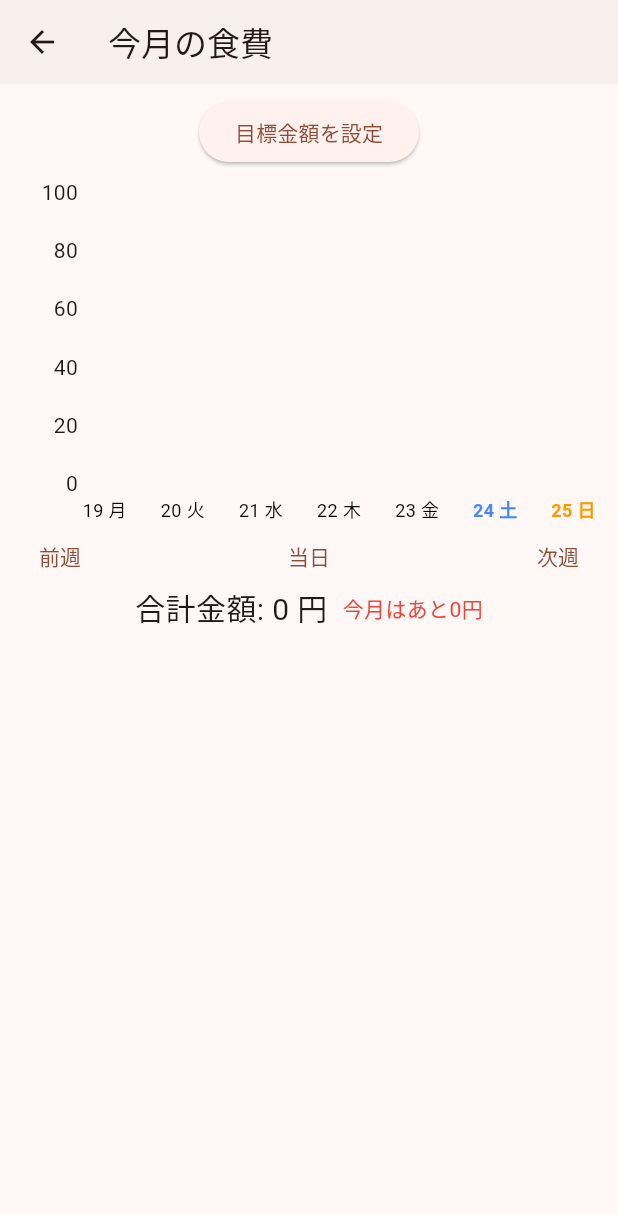
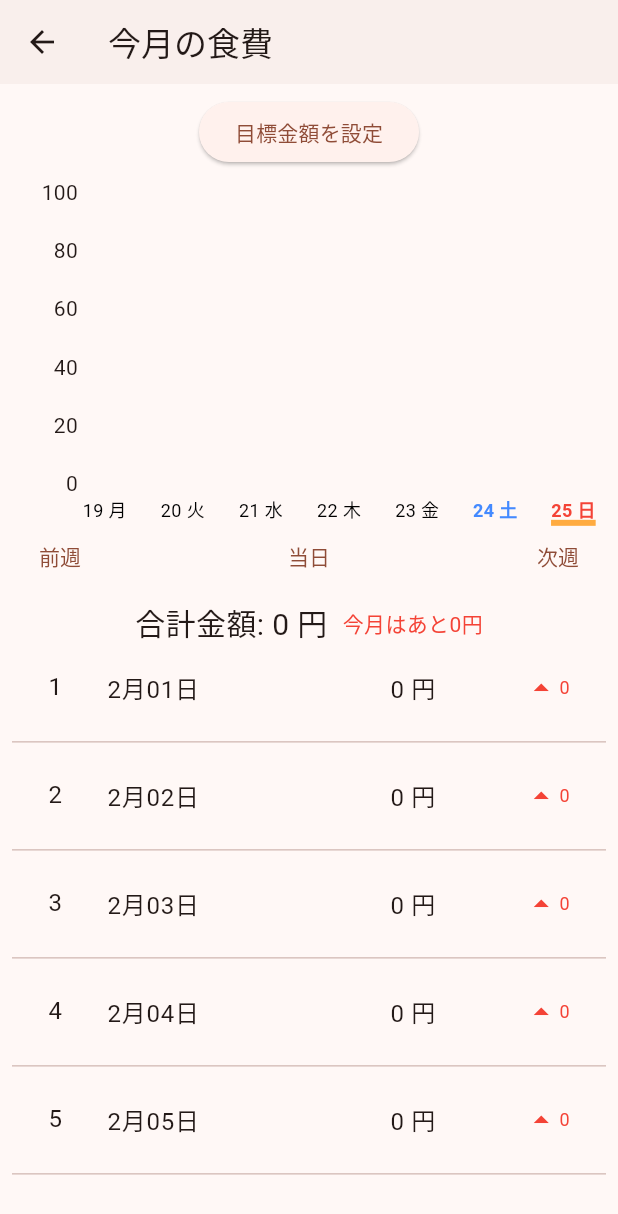
Before and after one commit to takumi3110/foodcostcalculator, a Flutter app: the CostPageTrial screen opened directly, on a phone screen of 412 x 824 dp. Shown: the top 1214 px of the screen. Run offline on Flutter 3.47's test engine with Material 3 defaults, Android fonts, the phone set to English and light mode, and no system bars; drawn by our look-alikes of fl_chart; our stand-ins replace cloud_firestore, firebase_auth, firebase_core, firebase_storage, image_picker, loading_animation_widget and 1 more; accounts and stored records are empty; network calls fail.

Commit message:
update: ranking表示

```diff
--- a/lib/utils/widget_utils.dart
+++ b/lib/utils/widget_utils.dart
@@ -1,6 +1,7 @@
 import 'package:flutter/cupertino.dart';
 import 'package:flutter/material.dart';
 import 'package:foodcost/model/account.dart';
+import 'package:foodcost/model/menu.dart';
 import 'package:foodcost/utils/authentication.dart';
 import 'package:foodcost/view/account/account_page.dart';
 import 'package:foodcost/view/calendar/calendar_page.dart';
@@ -127,7 +128,7 @@ class WidgetUtils {
     );
   }
 
-  static Stack loadingStack(isLoading) {
+  static Stack loadingStack(bool isLoading) {
     return Stack(
       children: [
         if (isLoading)
@@ -143,34 +144,19 @@ class WidgetUtils {
     );
   }
 
-  static SingleChildScrollView menuListTile(menus, allTotalAmount) {
+  static ListView menuListTile(List<Menu> menus) {
     final formatter = NumberFormat('#,###');
 
-    return SingleChildScrollView(
-      child: Column(
-        mainAxisAlignment: MainAxisAlignment.start,
-        children: [
-          if (allTotalAmount != null)
-          Container(
-            alignment: Alignment.centerRight,
-            padding: const EdgeInsets.symmetric(horizontal: 5.0),
-            child: Text(
-              '合計金額: ${formatter.format(allTotalAmount)} 円',
-              style: const TextStyle(fontSize: 18.0),
-            ),
-          ),
-          Padding(
-            padding: const EdgeInsets.symmetric(horizontal: 20.0),
-            child: Column(
-              children: [
-                ListView.builder(
+    return ListView.builder(
         shrinkWrap: true,
         itemCount: menus.length,
         itemBuilder: (context, index) {
           // Map<String, dynamic> data = snapshot.data!.docs[index].data() as Map<String, dynamic>;
           return Column(
             children: [
-                          ListTile(
+              Padding(
+                padding: const EdgeInsets.symmetric(horizontal: 8.0),
+                child: ListTile(
                   onTap: () {},
                   title: Row(
                     mainAxisAlignment: MainAxisAlignment.spaceBetween,
@@ -180,23 +166,12 @@ class WidgetUtils {
                     ],
                   ),
                 ),
+              ),
               // if (index == getMenus.length) const Divider()
               const Divider(),
             ],
           );
-                    }),
-                if (allTotalAmount == null && menus.length > 6)
-                  Container(
-                      alignment: Alignment.centerRight,
-                      child: const Text('and more...')
-                  )
-
-              ],
-            ),
-          ),
-        ],
-      ),
-    );
+        });
   }
 
 }
--- a/lib/view/account/account_page.dart
+++ b/lib/view/account/account_page.dart
@@ -128,7 +128,7 @@ class _AccountPageState extends State<AccountPage> {
                             getMenus.add(getMenu);
                           }
 
-                          return WidgetUtils.menuListTile(getMenus, null);
+                          return WidgetUtils.menuListTile(getMenus);
                         } else {
                           return Container();
                         }
--- a/lib/view/calendar/calendar_page.dart
+++ b/lib/view/calendar/calendar_page.dart
@@ -10,7 +10,8 @@ import 'package:foodcost/utils/widget_utils.dart';
 import 'package:foodcost/utils/calendar_utils.dart';
 
 class CalendarPage extends StatefulWidget {
-  const CalendarPage({super.key});
+  final DateTime? selectedDay;
+  const CalendarPage({super.key, this.selectedDay});
 
   @override
   State<CalendarPage> createState() => _CalendarPageState();
@@ -30,7 +31,11 @@ class _CalendarPageState extends State<CalendarPage> {
   @override
   void initState() {
     super.initState();
-    _selectedDay = _focusedDay;
+    if (widget.selectedDay != null) {
+      _selectedDay = widget.selectedDay;
+    } else {
+      _selectedDay = _focusedDay;
+    }
     _selectedEvents = ValueNotifier(_getEventsForDay(_selectedDay!));
   }
 
@@ -189,7 +194,21 @@ class _CalendarPageState extends State<CalendarPage> {
                                     allTotalAmount += data['total_amount'];
                                   }
                                 }
-                                return WidgetUtils.menuListTile(getMenus, allTotalAmount);
+                                // return WidgetUtils.menuListTile(getMenus, allTotalAmount);
+                                return Column(
+                                  mainAxisAlignment: MainAxisAlignment.start,
+                                  children: [
+                                    Container(
+                                      alignment: Alignment.centerRight,
+                                      padding: const EdgeInsets.symmetric(horizontal: 5.0),
+                                      child: Text(
+                                        '合計金額: ${formatter.format(allTotalAmount)} 円',
+                                        style: const TextStyle(fontSize: 18.0),
+                                      ),
+                                    ),
+                                    WidgetUtils.menuListTile(getMenus)
+                                  ],
+                                );
                               } else {
                                 return Container();
                               }
--- a/lib/view/cost/cost_page.dart
+++ b/lib/view/cost/cost_page.dart
@@ -10,7 +10,7 @@ import 'package:foodcost/utils/calendar_utils.dart';
 import 'package:foodcost/utils/chart_utils.dart';
 import 'package:foodcost/utils/firestore/menus.dart';
 import 'package:foodcost/utils/firestore/target.dart';
-import 'package:foodcost/utils/widget_utils.dart';
+import 'package:foodcost/view/calendar/calendar_page.dart';
 import 'package:intl/intl.dart';
 
 class CostPageTrial extends StatefulWidget {
@@ -22,7 +22,8 @@ class CostPageTrial extends StatefulWidget {
 
 class _CostPageTrialState extends State<CostPageTrial> {
   Account myAccount = Authentication.myAccount!;
-  List menus = [];
+  List<Menu> menus = [];
+  List<Map<String, dynamic>> menuRankings = [];
 
   // グラフの色
   List<Color> gradientColors = [
@@ -47,7 +48,10 @@ class _CostPageTrialState extends State<CostPageTrial> {
   num maxDayAmount = 0;
 
   // 金額の桁区切り
-  final formatter = NumberFormat('#,###');
+  final numberFormatter = NumberFormat('#,###');
+
+  // 日付のフォーマット
+  final dateFormatter = DateFormat('M月dd日');
 
   void createDayList(int startDay) {
     // 引数dayが0より小さい時は1
@@ -101,6 +105,8 @@ class _CostPageTrialState extends State<CostPageTrial> {
       setState(() {
         List<num> amounts = [];
         menus = results;
+        // List<Map<String, dynamic>> rankings = [];
+        // Map<String, int> ranking = {};
         // 当日がある1週間を取得
         // final weekDay = kToday.weekday;
         // final monday = kToday.add(Duration(days: int.parse('-$weekDay') + 1));
@@ -114,11 +120,19 @@ class _CostPageTrialState extends State<CostPageTrial> {
             totalAmount += menu.totalAmount as num;
             allTotalAmount += menu.totalAmount as int;
           });
+          // rankingを作成
+          menuRankings.add({
+            'dateTime': DateTime(kToday.year, kToday.month, i),
+            'totalAmount': totalAmount,
+          });
           // 日毎の合計金額をリストへ
           amounts.add(totalAmount);
         }
         // リスト化した日毎の合計金額を大きい順にソート
         amounts.sort((a, b) => b.compareTo(a));
+        // rankingを金額順にソート
+        menuRankings.sort((a, b) => b['totalAmount'].compareTo(a['totalAmount']));
+
         // 最大の金額を設定
         maxDayAmount = amounts[0];
       });
@@ -221,7 +235,7 @@ class _CostPageTrialState extends State<CostPageTrial> {
       ),
       body: SafeArea(
         child: Padding(
-          padding: const EdgeInsets.all(8.0),
+          padding: const EdgeInsets.only(top: 8.0, left: 8.0, right: 8.0, bottom: 40.0),
           child: SingleChildScrollView(
             child: Column(
               crossAxisAlignment: CrossAxisAlignment.center,
@@ -336,7 +350,11 @@ class _CostPageTrialState extends State<CostPageTrial> {
                             },
                             child: const Text('前週')),
                       ),
-                    if (weekStartDay <= 0) const SizedBox(height: 40, width: 60,),
+                    if (weekStartDay <= 0)
+                      const SizedBox(
+                        height: 40,
+                        width: 60,
+                      ),
                     SizedBox(
                       // width: 90,
                       height: 40,
@@ -365,13 +383,17 @@ class _CostPageTrialState extends State<CostPageTrial> {
                                   });
                                 }
                               },
-                              child: const Text('次週'))
+                              child: const Text('次週'))),
+                    if (weekStartDay + 7 >= currentMonthLastDay)
+                      const SizedBox(
+                        height: 40,
+                        width: 60,
                       ),
-                    if (weekStartDay + 7 >= currentMonthLastDay)
-                      const SizedBox(height: 40, width: 60,),
                   ],
                 ),
-                Column(
+                Padding(
+                  padding: const EdgeInsets.only(top: 10.0),
+                  child: Column(
                     children: [
                       Container(
                         alignment: Alignment.center,
@@ -380,24 +402,90 @@ class _CostPageTrialState extends State<CostPageTrial> {
                           mainAxisAlignment: MainAxisAlignment.center,
                           children: [
                             Text(
-                            '合計金額: ${formatter.format(allTotalAmount)} 円',
+                              '合計金額: ${numberFormatter.format(allTotalAmount)} 円',
                               style: const TextStyle(fontSize: 20.0),
                             ),
                             const SizedBox(
                               width: 10.0,
                             ),
                             Text(
-                            '今月はあと${formatter.format(targetMonthAmount - allTotalAmount)}円',
+                              '今月はあと${numberFormatter.format(targetMonthAmount - allTotalAmount)}円',
                               style: const TextStyle(color: Colors.red),
                             )
                           ],
                         ),
                       ),
-                    // TODO:メニューいるかな？
                       // 金額高い日付順にリスト欲しいかも
+                      ListView.builder(
+                          shrinkWrap: true,
+                          itemCount: menuRankings.length > 6 ? 5 : menuRankings.length,
+                          itemBuilder: (context, index) {
+                            final dateTime = menuRankings[index]['dateTime'];
+                            final totalAmount = menuRankings[index]['totalAmount'];
+                            final isOver = totalAmount >= targetDayAmount;
+                            return Column(
+                              children: [
+                                Padding(
+                                  padding: const EdgeInsets.only(left: 8.0),
+                                  child: ListTile(
+                                    onTap: () {
+                                      Navigator.push(
+                                          context,
+                                          MaterialPageRoute(
+                                              builder: (context) => CalendarPage(
+                                                    selectedDay: dateTime,
+                                                  )));
+                                    },
+                                    title: Row(
+                                      mainAxisAlignment: MainAxisAlignment.spaceBetween,
+                                      children: [
+                                        Row(
+                                          // mainAxisAlignment: MainAxisAlignment.spaceBetween,
+                                          children: [
+                                            Text((index + 1).toString()),
+                                            const SizedBox(
+                                              width: 30,
+                                            ),
+                                            Text(dateFormatter.format(dateTime)),
+                                          ],
+                                        ),
                                         SizedBox(
-                        height: MediaQuery.sizeOf(context).height * 0.4, child: WidgetUtils.menuListTile(menus, null)),
+                                          width: 120,
+                                          child: Row(
+                                            mainAxisAlignment: MainAxisAlignment.spaceBetween,
+                                            children: [
+                                              Text('${numberFormatter.format(totalAmount)} 円'),
+                                              // const SizedBox(width: 10,),
+                                              Row(
+                                                mainAxisAlignment: MainAxisAlignment.end,
+                                                children: [
+                                                  Icon(
+                                                    isOver ? Icons.arrow_drop_up : Icons.arrow_drop_down,
+                                                    color: isOver ? Colors.red : Colors.blue,
+                                                  ),
+                                                  Text(
+                                                    numberFormatter.format(totalAmount - targetDayAmount),
+                                                    style: TextStyle(
+                                                      fontSize: 12,
+                                                      color: isOver ? Colors.red : Colors.blue,
+                                                    ),
+                                                  )
                                                 ],
+                                              ),
+                                              // Text('${formatter.format(menuRankings[index]['diffAmount'])}')
+                                            ],
+                                          ),
+                                        ),
+                                      ],
+                                    ),
+                                  ),
+                                ),
+                                const Divider(),
+                              ],
+                            );
+                          })
+                    ],
+                  ),
                 )
               ],
             ),
@@ -410,14 +498,25 @@ class _CostPageTrialState extends State<CostPageTrial> {
   List<BarChartGroupData> getData(double barsWidth, double barsSpace) {
     List<BarChartGroupData> barGroups = [];
     for (var date in dateList) {
-      final filterMenus = menus.where((menu) => menu.createdTime.toDate().day == date.day).toList();
+      final filterMenus =
+          menus.where((menu) => menu.createdTime != null && menu.createdTime!.toDate().day == date.day).toList();
       double dayAmount = 0;
       for (var menu in filterMenus) {
-        dayAmount += menu.totalAmount;
+        if (menu.totalAmount != null) {
+          dayAmount += menu.totalAmount!.toInt();
         }
-      BarChartRodData barRod;
+      }
+      List<BarChartRodStackItem> rodStackItems = [];
       if (targetDayAmount <= dayAmount) {
-        barRod = BarChartRodData(
+        // 1日の目標金額から1日の金額まで
+        rodStackItems.add(BarChartRodStackItem(targetDayAmount, dayAmount, AppColors.contentColorRed));
+      }
+
+      barGroups.add(BarChartGroupData(
+        x: date.day,
+        barsSpace: barsSpace,
+        barRods: [
+          BarChartRodData(
               // 1日の金額
               toY: dayAmount,
               // gradient: LinearGradient(
@@ -425,28 +524,9 @@ class _CostPageTrialState extends State<CostPageTrial> {
               // ),
               color: AppColors.contentColorCyan,
               width: barsWidth,
-            rodStackItems: [
-              // 1日の目標金額から1日の金額まで
-              BarChartRodStackItem(targetDayAmount, dayAmount, AppColors.contentColorRed)
-              // BarChartRodStackItem(200, dayAmount, AppColors.contentColorRed)
+              rodStackItems: rodStackItems,
+              borderRadius: BorderRadius.circular(8))
         ],
-            borderRadius: BorderRadius.circular(8));
-      } else {
-        barRod = BarChartRodData(
-            // 1日の金額
-            toY: dayAmount,
-            width: barsWidth,
-            // gradient: LinearGradient(
-            //     colors: gradientColors.map((color) => color.withOpacity(0.7)).toList()
-            // ),
-            color: AppColors.contentColorCyan,
-            borderRadius: BorderRadius.circular(8));
-      }
-
-      barGroups.add(BarChartGroupData(
-        x: date.day,
-        barsSpace: barsSpace,
-        barRods: [barRod],
       ));
     }
 
@@ -455,22 +535,6 @@ class _CostPageTrialState extends State<CostPageTrial> {
 
   Widget bottomTitleWidgets(double value, TitleMeta meta) {
     // 当日は太字、土日は色つける
-
-    // const today = DateTime.now();
-    //
-    // TextStyle style;
-    // switch (value.toInt()) {
-    //   case today:
-    //     style = const TextStyle(
-    //       color: Colors.deepOrangeAccent,
-    //       fontWeight: FontWeight.bold
-    //     );
-    //     break;
-    //   default:
-    //     style = const TextStyle(
-    //       color: Colors.black
-    //     );
-    // }
     String text;
     final weekday = dateList.indexWhere((date) => date.day == value.toInt());
     switch (weekday + 1) {
@@ -500,67 +564,52 @@ class _CostPageTrialState extends State<CostPageTrial> {
         break;
     }
 
-
     final isToday = dateList.any((date) => value.toInt() == date.day && date.day == kToday.day);
     final isSaturday = dateList.any((date) => value.toInt() == date.day && date.weekday == 6);
     final isSunday = dateList.any((date) => value.toInt() == date.day && date.weekday == 7);
     // 当月じゃないものは灰色
     final isCurrentMonth = dateList.any((date) => value.toInt() == date.day && date.month == kToday.month);
 
-    if (isToday) {
+    // 当日ならオレンジの下線つける
+    BoxDecoration? boxDecoration =
+        isToday ? const BoxDecoration(border: Border(bottom: BorderSide(color: Colors.orangeAccent, width: 4))) : null;
+    if (!isCurrentMonth) {
       return SideTitleWidget(
           axisSide: meta.axisSide,
           child: Text(
             text,
-            style: const TextStyle(color: Colors.orange, fontWeight: FontWeight.bold, fontSize: 12),
-          ));
-    } else if (!isCurrentMonth) {
-      return SideTitleWidget(
-          axisSide: meta.axisSide,
-          child: Text(
-            text,
-            style: const TextStyle(
-              color: Colors.grey,
-                fontSize: 12
-            ),
+            style: const TextStyle(color: Colors.grey, fontSize: 12),
           ));
     } else if (isSaturday) {
       return SideTitleWidget(
           axisSide: meta.axisSide,
+          child: Container(
+            decoration: boxDecoration,
             child: Text(
               text,
               style: const TextStyle(color: Colors.blueAccent, fontWeight: FontWeight.bold, fontSize: 12),
+            ),
           ));
     } else if (isSunday) {
       return SideTitleWidget(
           axisSide: meta.axisSide,
+          child: Container(
+            decoration: boxDecoration,
             child: Text(
               text,
               style: const TextStyle(color: Colors.red, fontWeight: FontWeight.bold, fontSize: 12),
+            ),
           ));
     } else {
       return SideTitleWidget(
           axisSide: meta.axisSide,
+          child: Container(
+            decoration: boxDecoration,
             child: Text(
               text,
-            style: const TextStyle(
-              color: Colors.black,
-              fontSize: 12
+              style: const TextStyle(color: Colors.black, fontSize: 12),
             ),
           ));
     }
-
-    // return SideTitleWidget(axisSide: meta.axisSide, child: text);
-    // return SideTitleWidget(
-    //     axisSide: meta.axisSide,
-    //     child: Column(
-    //       children: [
-    //         Text(
-    //           '${meta.formattedValue}日',
-    //           style: style,
-    //         ),
-    //       ],
-    //     )
-    // );
   }
 }
```
Lines whose indentation alone changed are shown as unchanged.
